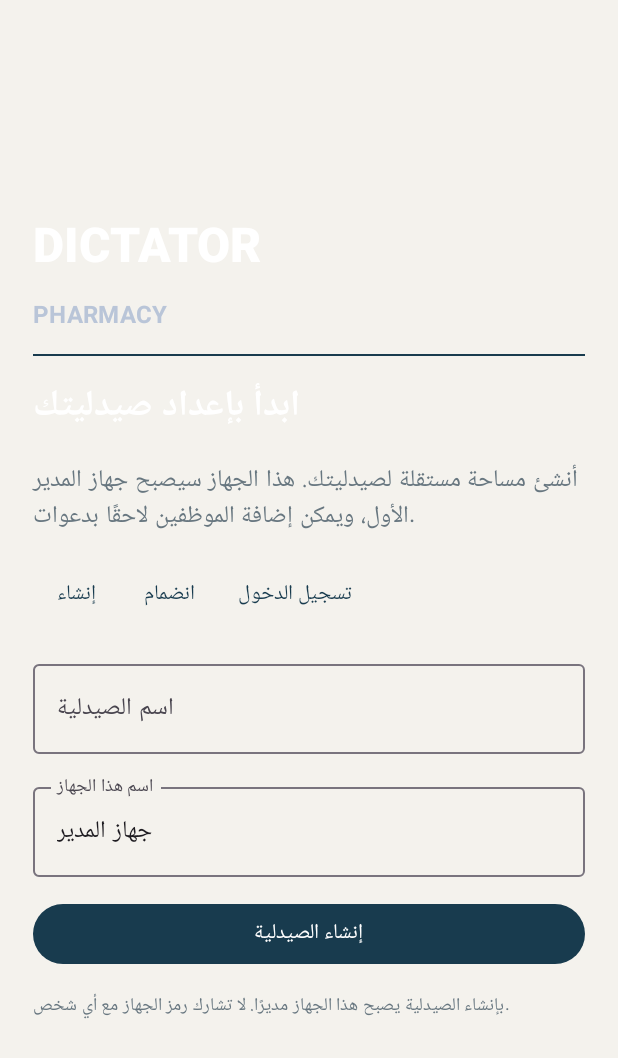
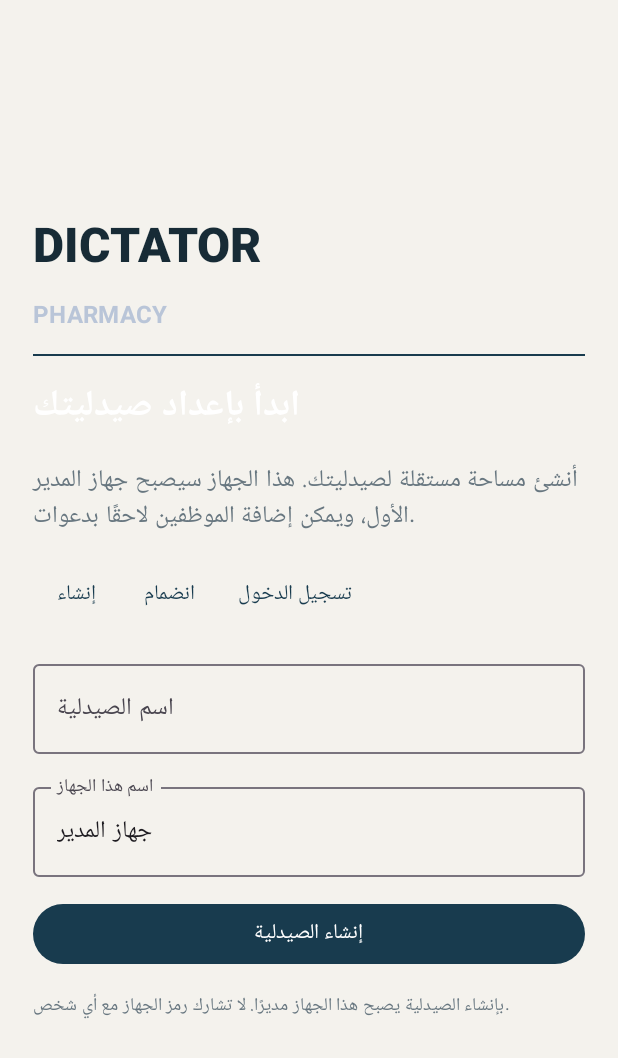
Before and after one commit to DictatorEG2/Dictator-Pharmacy, an Android app built with Jetpack Compose: the screen it shows after launch (MainActivity), on a phone screen of 412 x 824 dp. Shown: the top 1058 px of the screen. Run offline under Robolectric (Android 15) with nearby library versions, the phone set to English and light mode, and no system bars.

Commit message:
Improve contrast for the new light pharmacy theme and add developer credit

```diff
--- a/app/src/main/java/eg/dictator/pharmacy/MainActivity.kt
+++ b/app/src/main/java/eg/dictator/pharmacy/MainActivity.kt
@@ -107,7 +107,7 @@ private fun PharmacyOnboardingScreen(onRegistered: (SecureSessionStore.Session)
             Modifier.fillMaxWidth().verticalScroll(rememberScrollState()),
             verticalArrangement = Arrangement.spacedBy(14.dp)
         ) {
-            Text("DICTATOR", color = Color.White, style = MaterialTheme.typography.headlineLarge, fontWeight = FontWeight.Black)
+            Text("DICTATOR", color = Color(0xFF172B36), style = MaterialTheme.typography.headlineLarge, fontWeight = FontWeight.Black)
             Text("PHARMACY", color = Color(0xFFB9C5D8), style = MaterialTheme.typography.titleMedium, fontWeight = FontWeight.Bold)
             Divider(color = Crimson)
             Text("ابدأ بإعداد صيدليتك", color = Color.White, style = MaterialTheme.typography.headlineSmall, fontWeight = FontWeight.Bold)
@@ -564,6 +564,7 @@ private fun PharmacyScreen(vm: PharmacyViewModel, session: SecureSessionStore.Se
             Column(Modifier.fillMaxWidth().background(Panel).padding(horizontal = 18.dp, vertical = 14.dp)) {
                 Text("DICTATOR PHARMACY", color = Crimson, style = MaterialTheme.typography.titleLarge, fontWeight = FontWeight.Black)
                 Text("إدارة دقيقة… وصيدلية أكثر كفاءة", color = Blue, style = MaterialTheme.typography.bodySmall, fontWeight = FontWeight.SemiBold)
+                Text("تطوير Dictator_EG@", color = Muted, style = MaterialTheme.typography.labelSmall)
                 Row(Modifier.fillMaxWidth(), verticalAlignment = Alignment.CenterVertically, horizontalArrangement = Arrangement.SpaceBetween) {
                     Text("إدارة الصيدلية  •  ${session.pharmacyName}", color = Muted, style = MaterialTheme.typography.labelMedium)
                     TextButton(onClick = { context.startActivity(Intent(Intent.ACTION_VIEW, Uri.parse("https://t.me/Dictator_channel2"))) }) {
```
